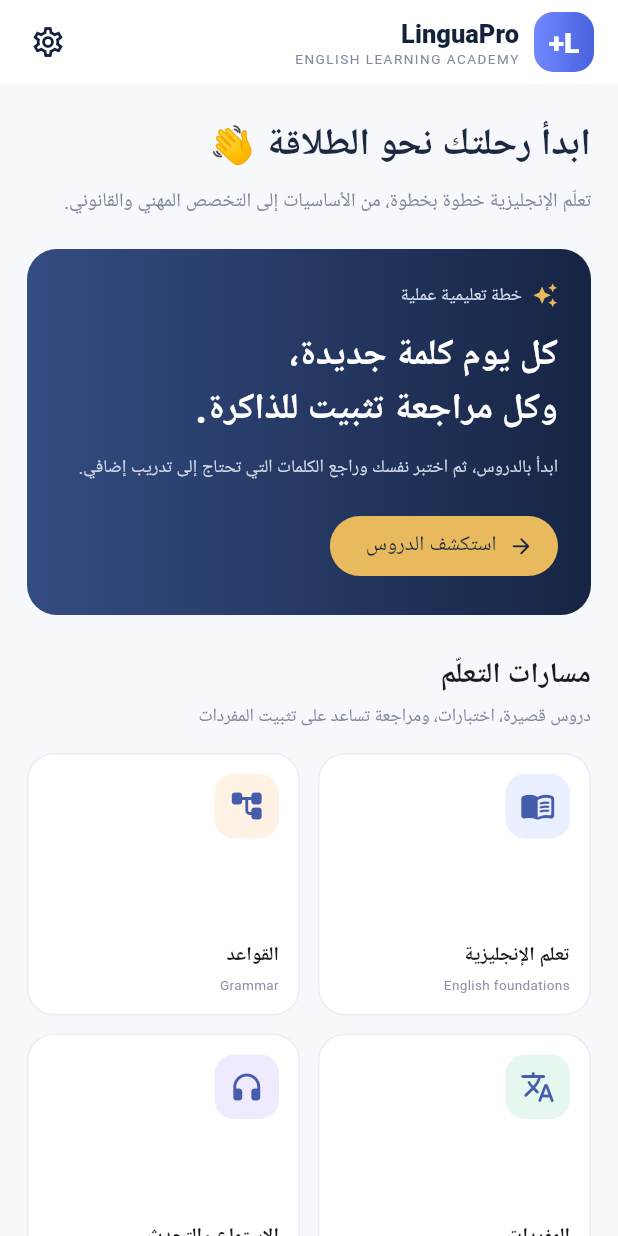
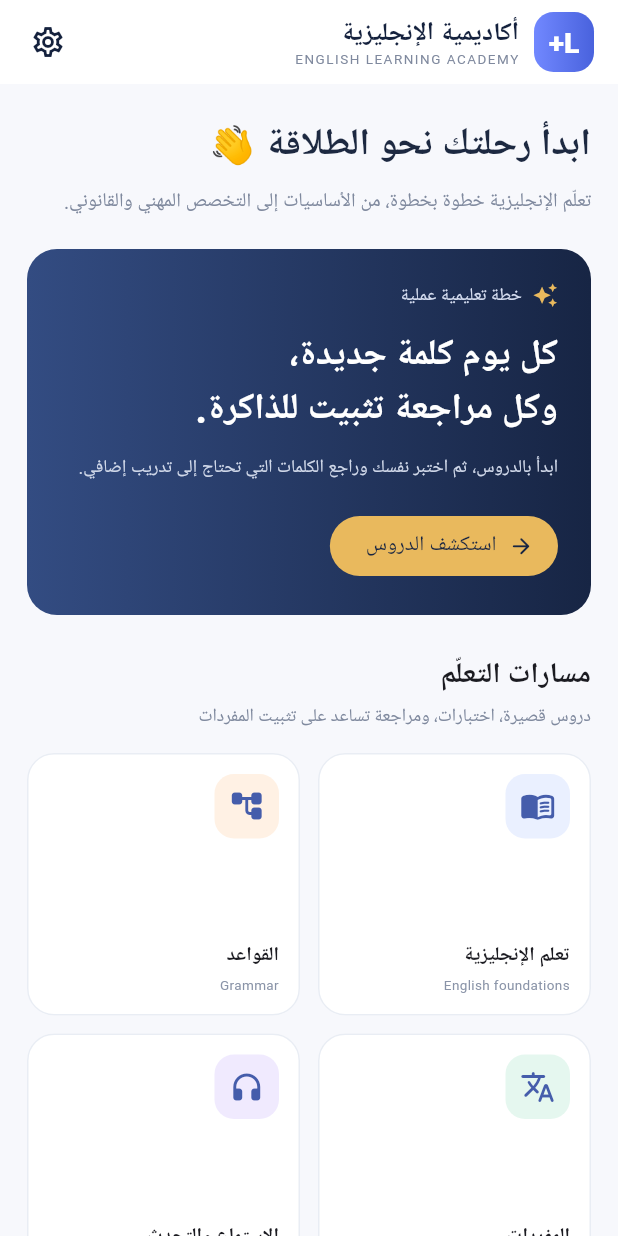
Before and after one commit to ghgfcrcgrf57566-beep/LinguaPro, a Flutter app: the screen it shows after launch, on a phone screen of 412 x 824 dp. Run offline on Flutter 3.47's test engine with Material 3 defaults, Android fonts, the phone set to English and light mode, and no system bars; our stand-ins replace shared_preferences.

```diff
--- a/app/lib/features/home/home_screen.dart
+++ b/app/lib/features/home/home_screen.dart
@@ -24,7 +24,7 @@ class HomeScreen extends StatelessWidget {
           _BrandMark(),
           SizedBox(width: 10),
           Column(crossAxisAlignment: CrossAxisAlignment.start, children: [
-            Text('LinguaPro', style: TextStyle(fontSize: 17, fontWeight: FontWeight.w800)),
+            Text('أكاديمية الإنجليزية', style: TextStyle(fontSize: 17, fontWeight: FontWeight.w800)),
             Text('ENGLISH LEARNING ACADEMY', style: TextStyle(fontSize: 9, letterSpacing: 1, color: Color(0xFF7F899E))),
           ]),
         ]),
```
